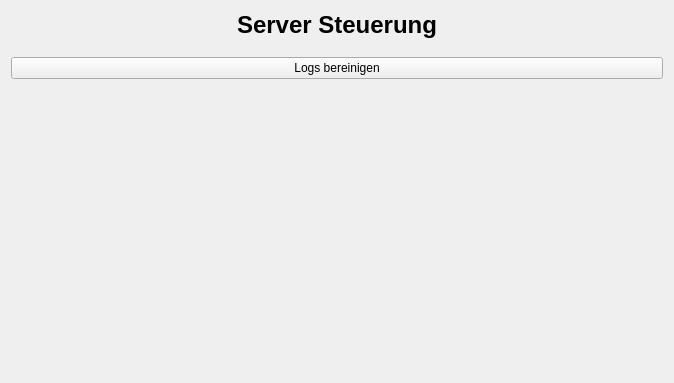
Old version of the form qt_ui/templates/site_control.ui in the repository GrowVolution/AdminPanel.
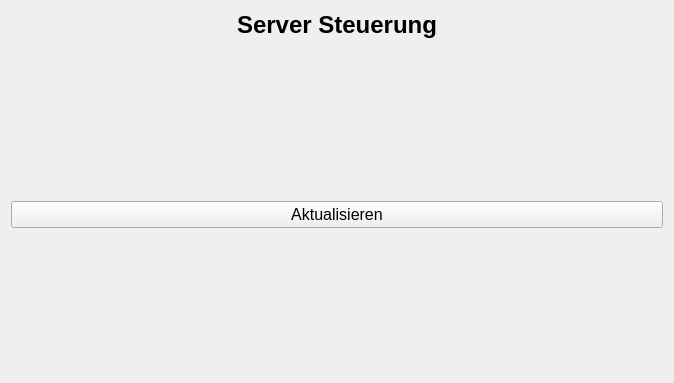
New version of the form.

The edit to the form file:
```diff
--- a/qt_ui/templates/site_control.ui
+++ b/qt_ui/templates/site_control.ui
@@ -10,6 +10,11 @@
     <height>383</height>
    </rect>
   </property>
+  <property name="font">
+   <font>
+    <pointsize>12</pointsize>
+   </font>
+  </property>
   <property name="windowTitle">
    <string>Form</string>
   </property>
@@ -35,9 +40,22 @@
     </widget>
    </item>
    <item>
-    <widget class="QPushButton" name="clear_logs">
+    <spacer name="verticalSpacer_2">
+     <property name="orientation">
+      <enum>Qt::Orientation::Vertical</enum>
+     </property>
+     <property name="sizeHint" stdset="0">
+      <size>
+       <width>20</width>
+       <height>40</height>
+      </size>
+     </property>
+    </spacer>
+   </item>
+   <item>
+    <widget class="QPushButton" name="deploy_updates">
      <property name="text">
-      <string>Logs bereinigen</string>
+      <string>Aktualisieren</string>
      </property>
     </widget>
    </item>
```
